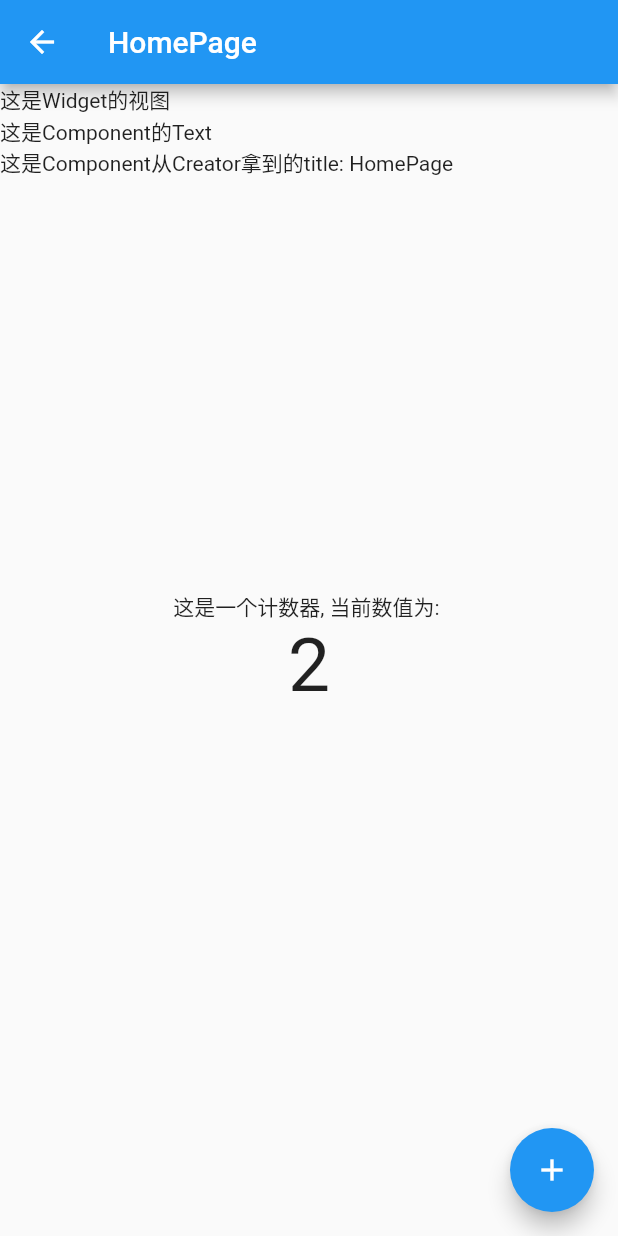
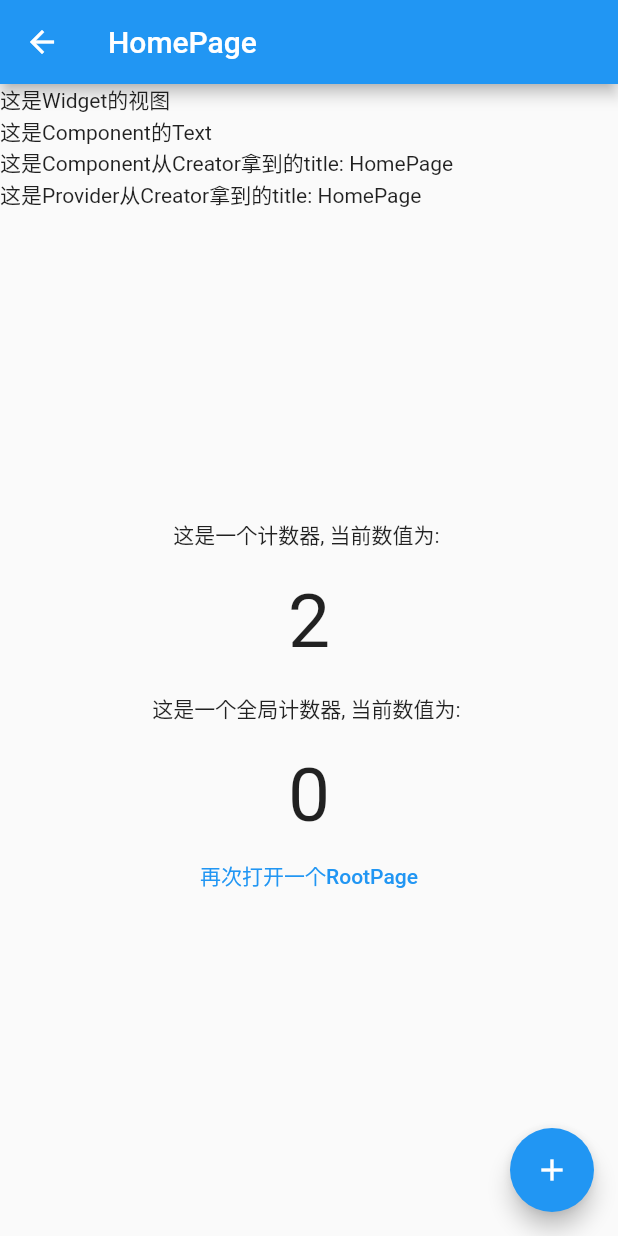
Before and after one commit to Autokaka/online_provider, a Flutter app: the screen it shows after launch, after a tap on "打开HomePage", on a phone screen of 412 x 824 dp. Run offline on Flutter 3.47's test engine with Material 2 defaults, Android fonts, the phone set to English and light mode, and no system bars; our stand-ins replace flutter_screenutil.

Commit message:
feat: enabled ability to bind context and creator with OPProvider

```diff
--- a/example/lib/home/component.dart
+++ b/example/lib/home/component.dart
@@ -3,6 +3,17 @@ part of home;
 class HomePageComponent extends OPComponent<HomePageCreator> {
   Widget buildText() => Text("这是Component的Text");
 
-  Widget buildCreatorText() => Text("这是Component从Creator拿到的"
-      "title: ${creator.title}");
+  Widget buildCreatorText() {
+    return Text(
+      "这是Component从Creator拿到的"
+      "title: ${creator.title}",
+    );
+  }
+
+  Widget buildProviderText() {
+    return Text(
+      "这是Provider从Creator拿到的"
+      "title: ${context.watch<HomePageProvider>().creator.title}",
+    );
+  }
 }
--- a/example/lib/home/creator.dart
+++ b/example/lib/home/creator.dart
@@ -1,5 +1,7 @@
 library home;
 
+import 'package:example/root/creator.dart';
+import 'package:example/provider.dart';
 import 'package:online_provider/online_provider.dart';
 
 part 'widget.dart';
--- a/example/lib/home/widget.dart
+++ b/example/lib/home/widget.dart
@@ -1,6 +1,9 @@
 part of home;
 
 class HomePageWidget extends OPWidget<HomePageCreator, HomePageComponent> {
+  @override
+  List<OPProvider> get bindContextProviders => bindLifecycleProviders;
+
   @override
   List<OPProvider> get bindLifecycleProviders {
     return [read<HomePageProvider>()];
@@ -39,15 +42,30 @@ class HomePageWidget extends OPWidget<HomePageCreator, HomePageComponent> {
           Text("这是Widget的视图"),
           component.buildText(),
           component.buildCreatorText(),
-          SizedBox(height: mediaQuery.size.height / 3),
+          component.buildProviderText(),
+          SizedBox(height: mediaQuery.size.height / 4),
           Column(
             children: [
               Text("这是一个计数器, 当前数值为: "),
+              SizedBox(height: 18),
               Text(
                 "${watch<HomePageProvider>().counter}",
                 style: TextStyle(
                   fontSize: 50,
                 ),
+              ),
+              SizedBox(height: 18),
+              Text("这是一个全局计数器, 当前数值为: "),
+              SizedBox(height: 18),
+              Text(
+                "${watch<GlobalProvider>().counter}",
+                style: TextStyle(
+                  fontSize: 50,
+                ),
+              ),
+              TextButton(
+                onPressed: watch<HomePageProvider>().launchRootPage,
+                child: Text("再次打开一个RootPage"),
               ),
             ],
           ),
--- a/example/lib/main.dart
+++ b/example/lib/main.dart
@@ -1,8 +1,17 @@
-import 'package:example/root/root.dart';
+import 'package:example/root/creator.dart';
 import 'package:flutter/material.dart';
+import 'package:online_provider/online_provider.dart';
+import 'package:example/provider.dart';
 
 void main() {
-  runApp(MyApp());
+  runApp(
+    MultiProvider(
+      providers: [
+        ChangeNotifierProvider(create: (_) => GlobalProvider()),
+      ],
+      child: MyApp(),
+    ),
+  );
 }
 
 class MyApp extends StatelessWidget {
@@ -11,7 +20,7 @@ class MyApp extends StatelessWidget {
     return MaterialApp(
       title: 'OnlineProviderDemo',
       theme: ThemeData(primarySwatch: Colors.blue),
-      home: RootPage(),
+      home: RootPageCreator().build(),
     );
   }
 }
--- /dev/null
+++ b/example/lib/root/creator.dart
@@ -0,0 +1,11 @@
+library root;
+
+import 'package:example/home/creator.dart';
+import 'package:online_provider/online_provider.dart';
+
+part 'widget.dart';
+
+class RootPageCreator extends OPCreator {
+  @override
+  RootPageWidget createWidget() => RootPageWidget();
+}
--- a/lib/online_provider.dart
+++ b/lib/online_provider.dart
@@ -1,12 +1,8 @@
 library online_provider;
-
-import 'dart:async';
 
 import 'package:flutter/material.dart';
 import 'package:provider/provider.dart';
 import 'package:provider/single_child_widget.dart';
-
-export 'dart:async';
 
 export 'package:flutter/material.dart';
 export 'package:provider/provider.dart';
@@ -17,3 +13,4 @@ part 'src/creator.dart';
 part 'src/component.dart';
 part 'src/widget.dart';
 part 'src/provider.dart';
+part 'src/binder.dart';
--- /dev/null
+++ b/lib/src/binder.dart
@@ -0,0 +1,13 @@
+part of online_provider;
+
+mixin OPBinderMixin<T extends OPCreator> {
+  BuildContext _context;
+  BuildContext get context => _context;
+  T _creator;
+  T get creator => _creator;
+
+  void bind(BuildContext context, T creator) {
+    _context = context;
+    _creator = creator;
+  }
+}
--- a/lib/src/component.dart
+++ b/lib/src/component.dart
@@ -1,21 +1,10 @@
 part of online_provider;
 
-class OPComponent<T extends OPCreator> {
-  BuildContext _context;
-  BuildContext get context => _context;
+class OPComponent<T extends OPCreator> with OPBinderMixin<T> {
+  P watch<P>() => context.watch<P>();
+  P read<P>() => context.read<P>();
+  V select<P, V>(V Function(P) selector) => context.select<P, V>(selector);
 
-  T _creator;
-  T get creator => _creator;
-
-  P watch<P>() => _context.watch<P>();
-  P read<P>() => _context.read<P>();
-  V select<P, V>(V Function(P) selector) => _context.select<P, V>(selector);
-
-  MediaQueryData get mediaQuery => MediaQuery.of(_context);
-  ThemeData get theme => Theme.of(_context);
-
-  void bind(BuildContext context, T creator) {
-    _context = context;
-    _creator = creator;
-  }
+  MediaQueryData get mediaQuery => MediaQuery.of(context);
+  ThemeData get theme => Theme.of(context);
 }
--- a/lib/src/widget.dart
+++ b/lib/src/widget.dart
@@ -18,16 +18,19 @@ class OPWidget<T extends OPCreator, R extends OPComponent<T>> extends State<T> {
   ThemeData get theme => Theme.of(context);
 
   @protected
-  List<OPProvider> get bindLifecycleProviders => [];
+  List<OPProvider> get bindLifecycleProviders => null;
+
+  @protected
+  List<OPProvider> get bindContextProviders => null;
 
   @override
   @protected
   @mustCallSuper
   void initState() {
     super.initState();
-    if (bindLifecycleProviders.isNotEmpty) {
-      bindLifecycleProviders.forEach((provider) => provider.initState());
-    }
+    bindLifecycleProviders?.forEach(
+      (provider) => provider.initState(),
+    );
   }
 
   @override
@@ -36,11 +39,13 @@ class OPWidget<T extends OPCreator, R extends OPComponent<T>> extends State<T> {
   void didChangeDependencies() {
     super.didChangeDependencies();
     _component = creator.createComponent();
-    _component.bind(context, creator);
-    if (bindLifecycleProviders.isNotEmpty) {
-      bindLifecycleProviders
-          .forEach((provider) => provider.didChangeDependencies());
-    }
+    _component?.bind(context, creator);
+    bindLifecycleProviders?.forEach(
+      (provider) => provider.didChangeDependencies(),
+    );
+    bindContextProviders?.forEach(
+      (provider) => provider.bind(context, creator),
+    );
   }
 
   @override
@@ -56,10 +61,9 @@ class OPWidget<T extends OPCreator, R extends OPComponent<T>> extends State<T> {
   @mustCallSuper
   void didUpdateCreator(covariant T oldCreator) {
     _component.bind(context, creator);
-    if (bindLifecycleProviders.isNotEmpty) {
-      bindLifecycleProviders
-          .forEach((provider) => provider.didUpdateCreator(oldCreator));
-    }
+    bindLifecycleProviders?.forEach(
+      (provider) => provider.didUpdateCreator(oldCreator),
+    );
   }
 
   @protected
@@ -71,9 +75,9 @@ class OPWidget<T extends OPCreator, R extends OPComponent<T>> extends State<T> {
   @mustCallSuper
   void deactivate() {
     super.deactivate();
-    if (bindLifecycleProviders.isNotEmpty) {
-      bindLifecycleProviders.forEach((provider) => provider.deactivate());
-    }
+    bindLifecycleProviders?.forEach(
+      (provider) => provider.deactivate(),
+    );
   }
 
   /// DO NOT bind dispose method
@@ -90,9 +94,9 @@ class OPWidget<T extends OPCreator, R extends OPComponent<T>> extends State<T> {
   // @protected
   // @mustCallSuper
   // void dispose() {
-  //   if (bindLifecycleProviders.isNotEmpty) {
-  //     bindLifecycleProviders.forEach((provider) => provider.dispose());
-  //   }
+  //   bindLifecycleProviders?.forEach(
+  //     (provider) => provider.dispose(),
+  //   );
   //   super.dispose();
   // }
 }
```
Also changed, not shown: example/lib/home/provider.dart (+9 -0 lines), example/lib/provider.dart (added, +14 -0 lines), example/lib/root/widget.dart (renamed from example/lib/root/root.dart, +3 -8 lines), lib/src/creator.dart (+5 -4 lines), lib/src/provider.dart (+6 -1 lines).
